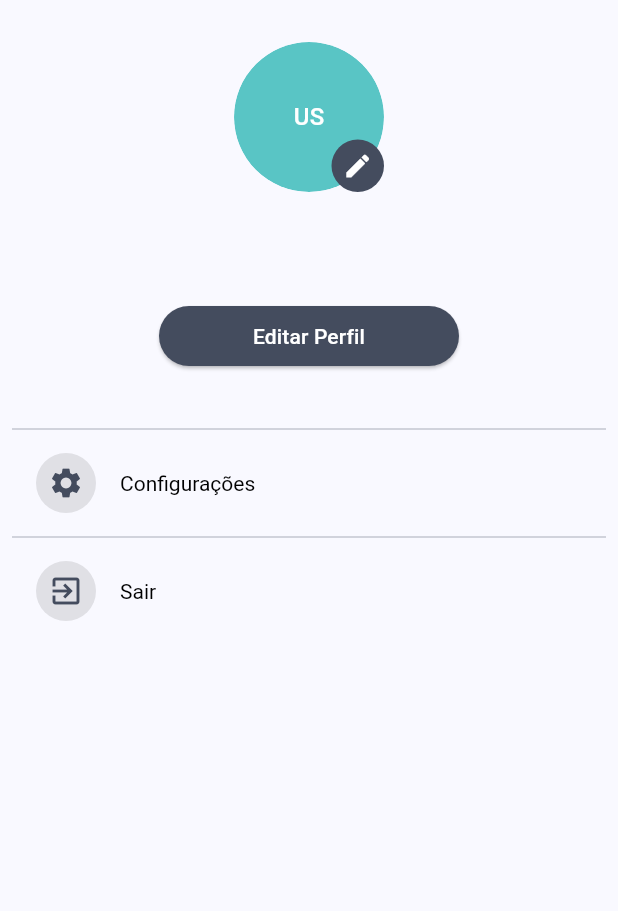
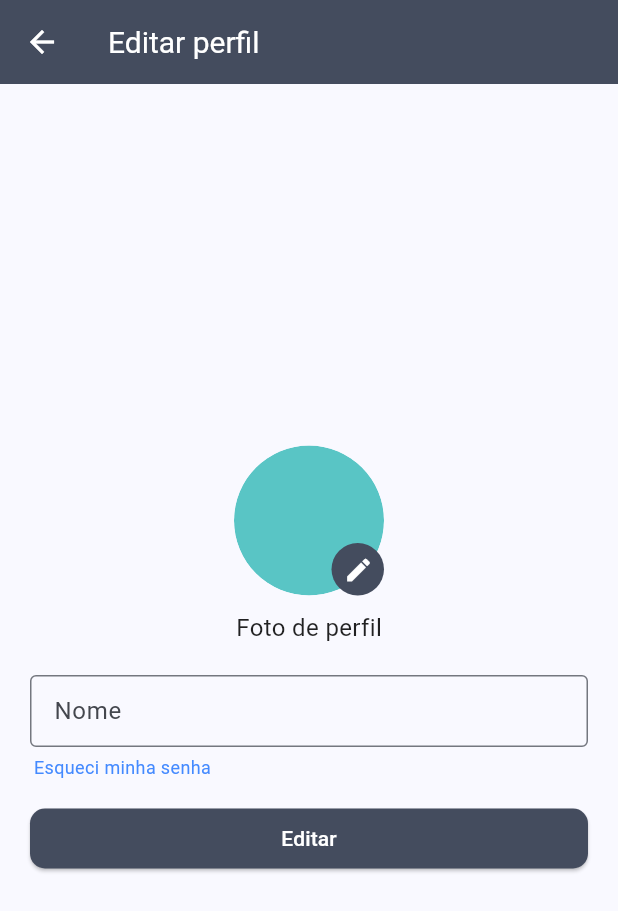
Before and after one commit to EduardoLevandoski/Pet-App, a Flutter app: the PaginaPerfil screen opened directly, after a tap on "Editar Perfil", on a phone screen of 412 x 824 dp. Shown: the top 911 px of the screen. Run offline on Flutter 3.47's test engine with Material 2 defaults, Android fonts, the phone set to English and light mode, and no system bars; our stand-ins replace cloud_firestore, file_picker, firebase_auth, firebase_core, firebase_storage, get and 2 more; accounts and stored records are empty; network calls fail.

Commit message:
Implementação da tela de perfil do usuário

```diff
--- a/lib/Models/Usuario.dart
+++ b/lib/Models/Usuario.dart
@@ -5,12 +5,16 @@ class Usuario {
   String? nome;
   String? email;
   String? cpf;
+  String? imgNome;
+  String? imgUrl;
 
   Usuario({
     this.uid,
     this.nome,
     this.email,
     this.cpf,
+    this.imgNome,
+    this.imgUrl,
   });
 
   factory Usuario.fromJson(Map<String, dynamic> json) {
@@ -19,6 +23,7 @@ class Usuario {
       nome: json["nome"],
       email: json["email"],
       cpf: json["cpf"],
+      imgNome: json["imgNome"],
     );
   }
 
@@ -28,6 +33,7 @@ class Usuario {
       "nome": nome,
       "email": email,
       "cpf": cpf,
+      "imgNome": imgNome,
     };
   }
 
@@ -39,6 +45,7 @@ class Usuario {
       nome: data["nome"],
       email: data["email"],
       cpf: data["cpf"],
+      imgNome: data["imgNome"],
     );
   }
 }
--- /dev/null
+++ b/lib/Services/storage_service.dart
@@ -0,0 +1,27 @@
+import 'dart:io';
+
+import 'package:firebase_storage/firebase_storage.dart';
+import 'package:get/get.dart';
+
+class FirebaseStorageService extends GetxController {
+  static FirebaseStorageService get instance => Get.find();
+  final _storage = FirebaseStorage.instance;
+
+  Future<void> enviaArquivo({required String filePath, required String fileNome}) async {
+    File file = File(filePath);
+
+    try {
+      await _storage.ref("usuarios/$fileNome").putFile(file);
+    } catch (e) {
+      rethrow;
+    }
+  }
+
+  Future<String?> downloadURL({required String fileNome}) async {
+    try {
+      return await FirebaseStorage.instance.ref("usuarios/").child(fileNome).getDownloadURL();
+    } catch (e) {
+      return null;
+    }
+  }
+}
--- a/lib/Utils/util.dart
+++ b/lib/Utils/util.dart
@@ -12,6 +12,10 @@ double RetornaLargura(BuildContext context) {
 bool bTecladoAberto(BuildContext context) {
   return MediaQuery.of(context).viewInsets.bottom > 0;
 }
+
+String retornaIniciais(String text) => text.isNotEmpty
+    ? text.trim().split(' ').map((l) => l[0]).take(2).join()
+    : '';
 
 PreferredSizeWidget? AppBarPadrao({required String sTitulo}) {
   return AppBar(
--- a/lib/Utils/util_globals.dart
+++ b/lib/Utils/util_globals.dart
@@ -1,6 +1,7 @@
 import 'package:get/get.dart';
 
 class utilGlobal extends GetxController {
+  static utilGlobal get instance => Get.find();
   RxInt bottomNavigationBarIndex = 0.obs;
 
   updateBottomNavigationBarIndex(int index){
--- a/lib/Utils/util_menu.dart
+++ b/lib/Utils/util_menu.dart
@@ -1,11 +1,11 @@
 import 'package:flutter/material.dart';
 import 'package:get/get.dart';
-import 'package:pet_app/Utils/util_auth.dart';
+import 'package:pet_app/Services/auth_service.dart';
 import 'package:pet_app/Utils/util_cores.dart';
 import 'package:pet_app/Views/Login/login.dart';
 
 Widget utilDrawer(context) {
-  final FirebaseAuthService _auth = FirebaseAuthService();
+  final FirebaseAuthService _auth = Get.put(FirebaseAuthService());
 
   return Drawer(
     child: ListView(
--- a/lib/Views/Login/login.dart
+++ b/lib/Views/Login/login.dart
@@ -2,7 +2,7 @@ import 'package:firebase_auth/firebase_auth.dart';
 import 'package:flutter/material.dart';
 import 'package:get/get.dart';
 import 'package:pet_app/Utils/util.dart';
-import 'package:pet_app/Utils/util_auth.dart';
+import 'package:pet_app/Services/auth_service.dart';
 import 'package:pet_app/Utils/util_bottomNavigationBar.dart';
 import 'package:pet_app/Views/Login/cadastro.dart';
 
--- /dev/null
+++ b/lib/Views/Paginas/editarPerfil.dart
@@ -0,0 +1,194 @@
+import 'dart:io';
+
+import 'package:file_picker/file_picker.dart';
+import 'package:flutter/material.dart';
+import 'package:get/get.dart';
+import 'package:pet_app/Models/Usuario.dart';
+import 'package:pet_app/Services/storage_service.dart';
+import 'package:pet_app/Utils/util.dart';
+import 'package:pet_app/Utils/util_cores.dart';
+import 'package:pet_app/ViewModels/UsuarioCRUD.dart';
+import 'package:pet_app/Views/Paginas/resetarSenha.dart';
+
+class PaginaEditarPerfil extends StatefulWidget {
+  Usuario usuario;
+
+  PaginaEditarPerfil({required this.usuario, super.key});
+
+  @override
+  State<PaginaEditarPerfil> createState() => _PaginaEditarPerfilState();
+}
+
+class _PaginaEditarPerfilState extends State<PaginaEditarPerfil> with SingleTickerProviderStateMixin {
+  final FirebaseStorageService _storage = Get.put(FirebaseStorageService());
+  final UsuarioFB _usuarioFB = Get.put(UsuarioFB());
+
+  final TextEditingController _controladoraNome = TextEditingController();
+
+  String? filePath;
+  String? fileNome;
+
+  bool bCarregando = false;
+
+  @override
+  void initState() {
+    BuscaDados();
+    super.initState();
+  }
+
+  BuscaDados() {
+    _controladoraNome.text = widget.usuario.nome!;
+  }
+
+  @override
+  void dispose() {
+    _controladoraNome.dispose();
+    super.dispose();
+  }
+
+  @override
+  Widget build(BuildContext context) {
+    return Scaffold(
+      appBar: AppBarPadrao(sTitulo: "Editar perfil"),
+      body: Center(
+        child: Padding(
+          padding: const EdgeInsets.all(20.0),
+          child: Column(
+            mainAxisAlignment: MainAxisAlignment.center,
+            crossAxisAlignment: CrossAxisAlignment.center,
+            children: [
+              Row(
+                mainAxisAlignment: MainAxisAlignment.center,
+                children: [
+                  Stack(
+                    children: [
+                      SizedBox(
+                        width: 100,
+                        height: 100,
+                        child: ClipRRect(
+                            borderRadius: BorderRadius.circular(100),
+                            child: CircleAvatar(
+                              radius: 18,
+                              backgroundColor: corSecundaria,
+                              child: widget.usuario.imgUrl != null
+                                  ? ClipRRect(
+                                      borderRadius: BorderRadius.circular(50),
+                                      child: filePath != null
+                                          ? Image.file(
+                                              File(filePath!),
+                                              width: 100,
+                                              height: 100,
+                                              fit: BoxFit.cover,
+                                            )
+                                          : Image.network(
+                                              widget.usuario.imgUrl!,
+                                              width: 100,
+                                              height: 100,
+                                              fit: BoxFit.cover,
+                                            ),
+                                    )
+                                  : Text(retornaIniciais(widget.usuario.nome!)),
+                            )),
+                      ),
+                      Positioned(
+                        bottom: 0,
+                        right: 0,
+                        child: Container(
+                          width: 35,
+                          height: 35,
+                          decoration: BoxDecoration(borderRadius: BorderRadius.circular(100), color: corPrimaria),
+                          child: IconButton(
+                            onPressed: () async {
+                              final pick = await FilePicker.platform.pickFiles(
+                                allowMultiple: false,
+                                type: FileType.custom,
+                                allowedExtensions: ['png', 'jpg'],
+                              );
+
+                              if (pick != null) {
+                                filePath = pick.files.single.path;
+                                fileNome = pick.files.single.name;
+                              }
+
+                              setState(() {});
+                            },
+                            icon: const Icon(
+                              Icons.edit,
+                              color: Colors.white,
+                              size: 20,
+                            ),
+                          ),
+                        ),
+                      ),
+                    ],
+                  ),
+                ],
+              ),
+              const SizedBox(height: 10),
+              const Text("Foto de perfil", style: TextStyle(fontSize: 16.0)),
+              const SizedBox(height: 20),
+              TextField(
+                autofocus: false,
+                controller: _controladoraNome,
+                decoration: const InputDecoration(
+                  labelText: 'Nome',
+                ),
+              ),
+              const SizedBox(height: 5),
+              Row(
+                mainAxisAlignment: MainAxisAlignment.start,
+                children: [
+                  GestureDetector(
+                    onTap: () {
+                      Get.to(() => const PaginaResetarSenha());
+                    },
+                    child: const Padding(
+                      padding: EdgeInsets.only(left: 2.5),
+                      child: Text("Esqueci minha senha", style: TextStyle(fontSize: 12.0, color: Colors.blueAccent)),
+                    ),
+                  ),
+                ],
+              ),
+              const SizedBox(height: 15),
+              SizedBox(
+                width: RetornaLargura(context),
+                child: ElevatedButton(
+                  onPressed: () {
+                    editarUsuario();
+                  },
+                  child: bCarregando ? CircularProgressPadrao() : const Text('Editar'),
+                ),
+              ),
+            ],
+          ),
+        ),
+      ),
+    );
+  }
+
+  void editarUsuario() async {
+    setState(() {
+      bCarregando = true;
+    });
+
+    try {
+      if (_controladoraNome.text.isNotEmpty) {
+        if (filePath != null && fileNome != null) {
+          await _storage.enviaArquivo(filePath: filePath!, fileNome: fileNome!);
+        }
+
+        await _usuarioFB.editaUsuarioFB(idUsuario: widget.usuario.uid!, novoNome: _controladoraNome.text, novoImgNome: fileNome);
+        Get.back(canPop: true);
+      }
+
+      setState(() {
+        bCarregando = false;
+      });
+    } catch (e) {
+      setState(() {
+        bCarregando = false;
+      });
+      Get.snackbar("Erro", e.toString(), backgroundColor: Colors.redAccent, colorText: Colors.white);
+    }
+  }
+}
--- a/lib/Views/Paginas/perfil.dart
+++ b/lib/Views/Paginas/perfil.dart
@@ -1,13 +1,15 @@
+import 'package:firebase_auth/firebase_auth.dart';
 import 'package:flutter/material.dart';
 import 'package:get/get.dart';
 import 'package:pet_app/Models/Usuario.dart';
+import 'package:pet_app/Services/storage_service.dart';
 import 'package:pet_app/Utils/util.dart';
-import 'package:pet_app/Utils/util_auth.dart';
+import 'package:pet_app/Services/auth_service.dart';
 import 'package:pet_app/Utils/util_cores.dart';
 import 'package:pet_app/Utils/util_globals.dart';
 import 'package:pet_app/ViewModels/UsuarioCRUD.dart';
 import 'package:pet_app/Views/Login/login.dart';
-
+import 'package:pet_app/Views/Paginas/editarPerfil.dart';
 
 class PaginaPerfil extends StatefulWidget {
   PaginaPerfil({super.key});
@@ -17,9 +19,10 @@ class PaginaPerfil extends StatefulWidget {
 }
 
 class _PaginaPerfilState extends State<PaginaPerfil> {
-  final FirebaseAuthService _auth = FirebaseAuthService();
+  final FirebaseAuthService _auth = Get.put(FirebaseAuthService());
+  final FirebaseStorageService _storage = Get.put(FirebaseStorageService());
   final UsuarioFB _usuarioFB = Get.put(UsuarioFB());
-  utilGlobal global =  Get.find<utilGlobal>();
+  utilGlobal global = Get.find<utilGlobal>();
 
   Usuario? usuario;
   bool bCarregando = false;
@@ -35,22 +38,35 @@ class _PaginaPerfilState extends State<PaginaPerfil> {
       bCarregando = true;
     });
 
-    try{
-      usuario = await _usuarioFB.buscaUsuarioPorIdFB(idUsuario: "68NFVwa9xEca3qWdbI4CvUwG4FD2");
+    try {
+      User user = await _auth.getUsuarioAtual();
+      usuario = await _usuarioFB.buscaUsuarioPorIdFB(idUsuario: user.uid);
+
+      if (usuario != null) {
+        if (usuario!.imgNome != null) {
+          usuario!.imgUrl = await _storage.downloadURL(fileNome: usuario!.imgNome!);
+        }
+      } else {
+        throw ("Não foi possível encontrar o usuário atual");
+      }
     } catch (e) {
       Get.snackbar("Erro", e.toString(), backgroundColor: Colors.redAccent, colorText: Colors.white);
+
+      _auth.logout();
+      global.updateBottomNavigationBarIndex(0);
+      Get.offAll(() => const Login());
     }
 
-    if (usuario != null) {
     setState(() {
       bCarregando = false;
     });
   }
-  }
 
   @override
   Widget build(BuildContext context) {
-    return Scaffold(
+    return bCarregando
+        ? const Center(child: CircularProgressIndicator())
+        : Scaffold(
             body: SingleChildScrollView(
               child: Container(
                 padding: const EdgeInsets.all(8),
@@ -65,9 +81,19 @@ class _PaginaPerfilState extends State<PaginaPerfil> {
                           child: ClipRRect(
                               borderRadius: BorderRadius.circular(100),
                               child: CircleAvatar(
-                          radius: 25,
+                                radius: 18,
                                 backgroundColor: corSecundaria,
-                          child: const Text("US", style: TextStyle(color: Colors.white)),
+                                child: usuario!.imgUrl != null
+                                    ? ClipRRect(
+                                        borderRadius: BorderRadius.circular(50),
+                                        child: Image.network(
+                                          usuario!.imgUrl!,
+                                          width: 100,
+                                          height: 100,
+                                          fit: BoxFit.cover,
+                                        ),
+                                      )
+                                    : Text(retornaIniciais(usuario!.nome!)),
                               )),
                         ),
                         Positioned(
@@ -93,15 +119,17 @@ class _PaginaPerfilState extends State<PaginaPerfil> {
                     SizedBox(
                       width: 200,
                       child: ElevatedButton(
-                  onPressed: () {},
+                        onPressed: () {
+                          Get.to(() => PaginaEditarPerfil(usuario: usuario!))?.then((value) {
+                            BuscaDados();
+                          });
+                        },
                         style: ElevatedButton.styleFrom(
                             backgroundColor: corPrimaria, side: BorderSide.none, shape: const StadiumBorder()),
                         child: const Text("Editar Perfil"),
                       ),
                     ),
                     const SizedBox(height: 30),
-              const Divider(),
-              CampoMenu(sTitulo: "Configurações", icone: Icons.settings, onPress: () {}),
                     const Divider(),
                     CampoMenu(
                         sTitulo: "Sair",
--- a/pubspec.yaml
+++ b/pubspec.yaml
@@ -18,6 +18,8 @@ dependencies:
   cloud_firestore: ^4.12.0
   firebase_core: ^2.16.0
   firebase_auth: ^4.10.0
+  file_picker: ^6.0.0
+  firebase_storage: ^11.4.0
 
 dev_dependencies:
   flutter_test:
```
Also changed, not shown: lib/Services/auth_service.dart (added, +101 -0 lines), lib/Utils/util_auth.dart (deleted, +0 -31 lines), lib/Utils/util_bottomNavigationBar.dart (+5 -5 lines), lib/ViewModels/UsuarioCRUD.dart (+18 -1 lines), lib/Views/Login/cadastro.dart (+32 -4 lines), lib/Views/Paginas/resetarSenha.dart (added, +96 -0 lines), pubspec.lock, 3 other files. Lines whose indentation alone changed are shown as unchanged.
